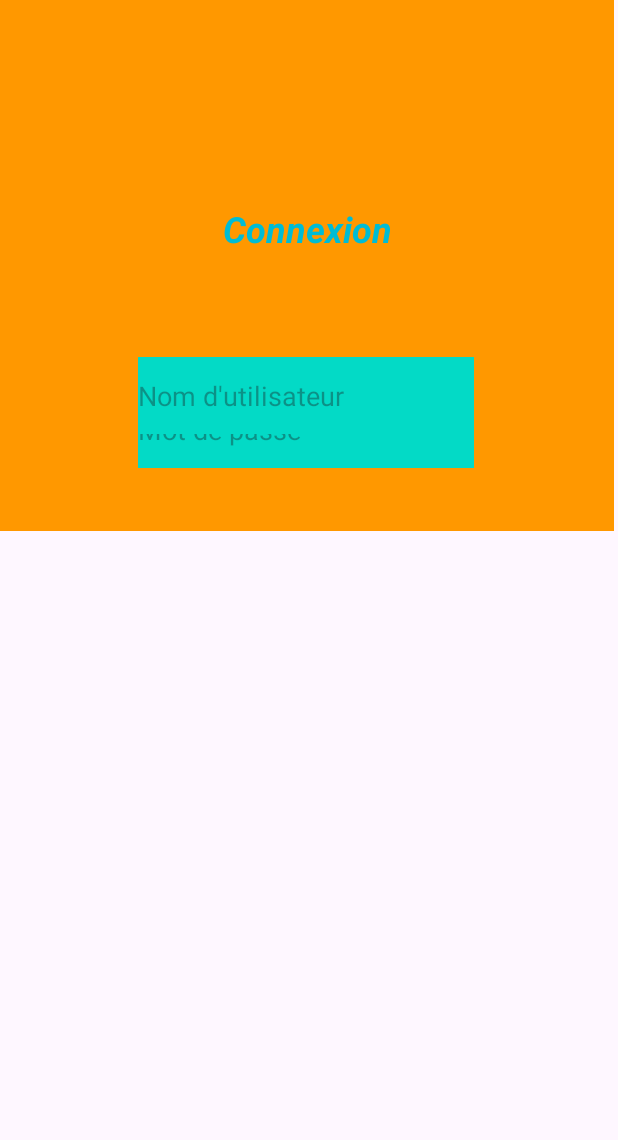
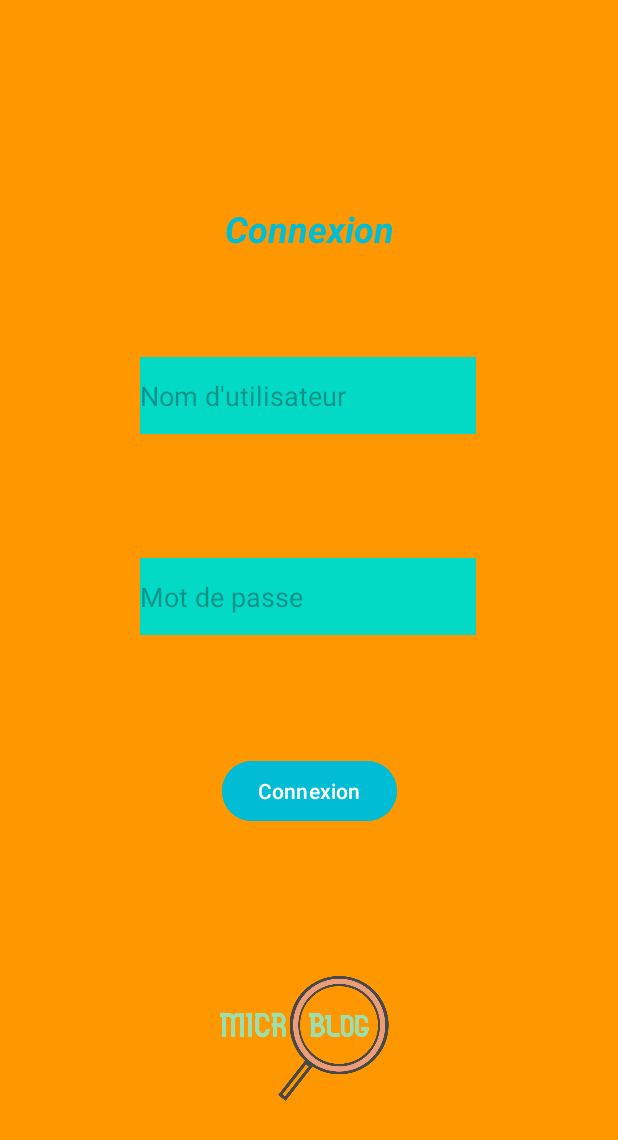
Before and after one commit to Andrei-C07/PETITS-GAZOUILLIS, an Android app: the screen it shows after launch (MainActivity), on a phone screen of 412 x 824 dp. Shown: the top 1140 px of the screen. Run offline under Robolectric (Android 15) with nearby library versions, the phone set to English and light mode, and no system bars.

Commit message:
layout w and h cahnge

```diff
--- a/app/src/main/res/layout/activity_main.xml
+++ b/app/src/main/res/layout/activity_main.xml
@@ -10,8 +10,8 @@
     <androidx.fragment.app.FragmentContainerView
         android:id="@+id/fragmentContainerView2"
         android:name="androidx.navigation.fragment.NavHostFragment"
-        android:layout_width="409dp"
-        android:layout_height="354dp"
+        android:layout_width="match_parent"
+        android:layout_height="match_parent"
         app:defaultNavHost="true"
         app:navGraph="@navigation/nav_graph"
         tools:layout_editor_absoluteX="1dp"
```
Also changed, not shown: app/src/main/res/drawable/microbloglogo.png (renamed from app/src/main/res/drawable/MicroBlogLogo.png).
